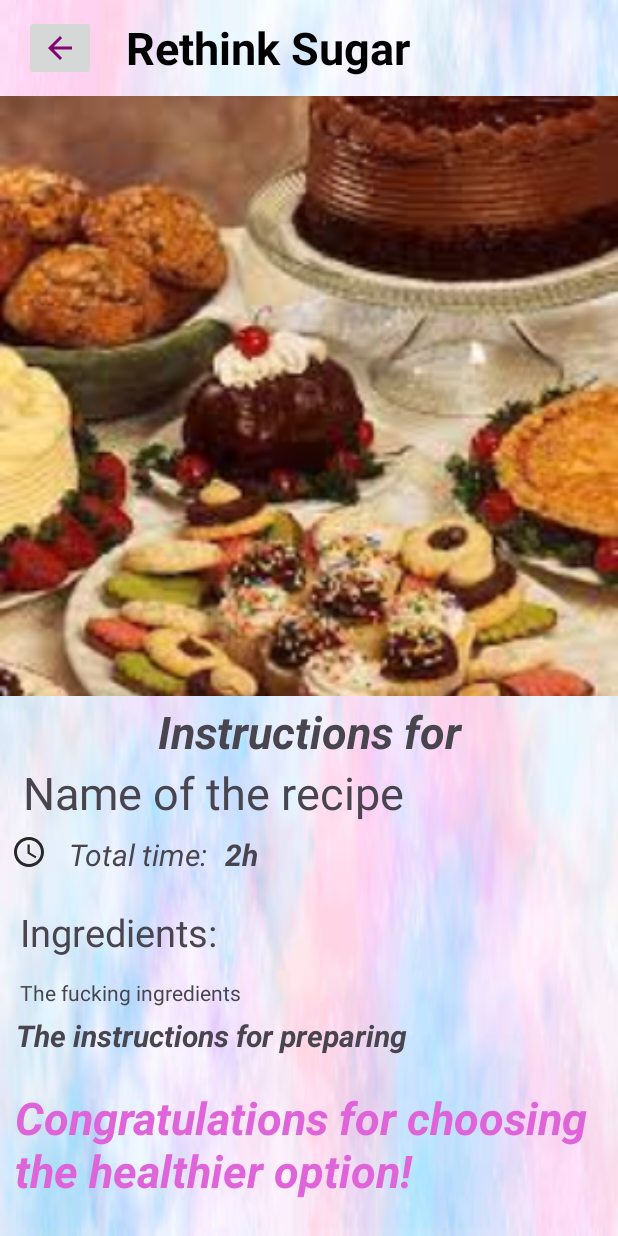
After one commit to ancuta-ciceu/RethinkSugar, an Android app: the AlternativeActivity screen opened directly, with no data from a screen before it, on a phone screen of 412 x 824 dp. The commit adds this screen. Run offline under Robolectric (Android 15) with nearby library versions, the phone set to English and light mode, and no system bars; our stand-ins replace Firebase (no records; nobody signed in at launch, a user with empty details on screens opened directly).

Commit message:
added alternative choice

```diff
--- a/app/src/main/AndroidManifest.xml
+++ b/app/src/main/AndroidManifest.xml
@@ -1,7 +1,9 @@
 <?xml version="1.0" encoding="utf-8"?>
 <manifest xmlns:android="http://schemas.android.com/apk/res/android"
     xmlns:tools="http://schemas.android.com/tools">
+
     <uses-permission android:name="android.permission.INTERNET" />
+
     <application
         android:allowBackup="true"
         android:dataExtractionRules="@xml/data_extraction_rules"
@@ -12,6 +14,9 @@
         android:supportsRtl="true"
         android:theme="@style/Theme.RethinkSugar"
         tools:targetApi="31">
+        <activity
+            android:name=".AlternativeActivity"
+            android:exported="false" />
         <activity
             android:name=".RecipeActivity"
             android:exported="false" />
--- /dev/null
+++ b/app/src/main/java/com/example/rethinksugar/AlternativeActivity.kt
@@ -0,0 +1,69 @@
+package com.example.rethinksugar
+
+import android.content.Intent
+import android.os.Bundle
+import android.util.Log
+import android.widget.Toast
+import androidx.appcompat.app.AppCompatActivity
+import com.bumptech.glide.Glide
+import com.example.rethinksugar.databinding.ActivityAlternativeBinding
+import com.example.rethinksugar.firebase.Recipes
+import com.google.firebase.database.DataSnapshot
+import com.google.firebase.database.DatabaseError
+import com.google.firebase.database.DatabaseReference
+import com.google.firebase.database.FirebaseDatabase
+import com.google.firebase.database.ValueEventListener
+import kotlin.random.Random
+
+class AlternativeActivity : AppCompatActivity() {
+    private lateinit var binding: ActivityAlternativeBinding
+    private lateinit var database : DatabaseReference
+    override fun onCreate(savedInstanceState: Bundle?) {
+        super.onCreate(savedInstanceState)
+        binding = ActivityAlternativeBinding.inflate(layoutInflater)
+        setContentView(binding.root)
+
+        binding.ToolbarBackBtn.setOnClickListener {
+            val intent = Intent(this, HomeActivity::class.java)
+            startActivity(intent)
+        }
+
+        database = FirebaseDatabase.getInstance().getReference("RecipesCategories").child("Healthy_Desserts").child("recipes")
+
+        database.addListenerForSingleValueEvent(object :ValueEventListener{
+            override fun onDataChange(snapshot: DataSnapshot) {
+                val recipes = snapshot.children.mapNotNull{it.getValue(Recipes::class.java)}
+                if (recipes.isNotEmpty()) {
+                    val randomIndex = Random.nextInt(recipes.size)
+                    val randomRecipe = recipes[randomIndex]
+
+                    Glide.with(this@AlternativeActivity).load(randomRecipe.imageUrl)
+                        .into(binding.imageView)
+
+                    binding.recipeName.text = randomRecipe.name
+                    binding.preparationTime.text = randomRecipe.time
+                    binding.ingredients.text = randomRecipe.ingredients
+                    binding.steps.text = randomRecipe.recipe
+                }else {
+                    // Handle the case where there are no recipes in the category
+                    Toast.makeText(this@AlternativeActivity, "No recipes found in the category", Toast.LENGTH_SHORT).show()
+                }
+//                val imageUrl = recipeData?.child("imageUrl")?.getValue(String::class.java)
+//
+//                Glide.with(this@AlternativeActivity).load(imageUrl).into(binding.imageView)
+//
+//                binding.recipeName.text = recipeData?.child("name")?.getValue(String::class.java)
+//                binding.preparationTime.text = recipeData?.child("time")?.getValue(String::class.java)
+//                binding.ingredients.text = recipeData?.child("ingredients")?.getValue(String::class.java)
+//                binding.steps.text = recipeData?.child("recipe")?.getValue(String::class.java)
+            }
+
+
+            override fun onCancelled(error: DatabaseError) {
+                Log.e("RecipeActivity", "Error fetching category data from Firebase: $error")
+                Toast.makeText(this@AlternativeActivity, "Error loading data", Toast.LENGTH_SHORT).show()
+            }
+
+        })
+    }
+}
--- /dev/null
+++ b/app/src/main/res/layout/activity_alternative.xml
@@ -0,0 +1,155 @@
+<?xml version="1.0" encoding="utf-8"?>
+<androidx.constraintlayout.widget.ConstraintLayout xmlns:android="http://schemas.android.com/apk/res/android"
+    xmlns:app="http://schemas.android.com/apk/res-auto"
+    xmlns:tools="http://schemas.android.com/tools"
+    android:layout_width="match_parent"
+    android:layout_height="match_parent"
+    android:background="@drawable/cotton"
+    tools:context=".AlternativeActivity">
+
+    <ScrollView
+        android:layout_width="match_parent"
+        android:layout_height="wrap_content"
+        tools:ignore="MissingConstraints">
+
+        <LinearLayout
+            android:layout_width="match_parent"
+            android:layout_height="wrap_content"
+            android:orientation="vertical">
+
+            <androidx.appcompat.widget.Toolbar
+                android:id="@+id/toolbar"
+                android:layout_width="wrap_content"
+                android:layout_height="?attr/actionBarSize"
+                app:layout_collapseMode="pin"
+                app:layout_scrollFlags="scroll|enterAlways">
+
+                <ImageButton
+                    android:id="@+id/ToolbarBackBtn"
+                    android:layout_width="wrap_content"
+                    android:layout_height="wrap_content"
+                    android:padding="12dp"
+                    android:layout_margin="10dp"
+                    android:layout_gravity="start"
+                    android:src="@drawable/back_arrow"
+                    android:contentDescription="Back Button" />
+
+                <TextView
+                    android:id="@+id/title"
+                    android:layout_width="match_parent"
+                    android:layout_height="wrap_content"
+                    android:text="Rethink Sugar"
+                    android:textSize="30sp"
+                    android:textColor="@color/black"
+                    android:textStyle="bold"
+                    android:padding="10dp"
+                    tools:ignore="MissingConstraints" />
+
+            </androidx.appcompat.widget.Toolbar>
+
+            <ImageView
+                android:id="@+id/imageView"
+                android:layout_width="match_parent"
+                android:src="@drawable/cake"
+                android:layout_height="400dp"
+                android:scaleType="centerCrop"/>
+
+            <TextView
+                android:layout_width="match_parent"
+                android:layout_height="wrap_content"
+                android:text="Instructions for"
+                android:textAlignment="center"
+                android:textSize="30sp"
+                android:paddingTop="3dp"
+                android:textStyle="bold|italic" />
+
+            <TextView
+                android:id="@+id/recipe_name"
+                android:layout_width="wrap_content"
+                android:layout_height="wrap_content"
+                android:paddingStart="15dp"
+                android:text="Name of the recipe"
+                android:textAlignment="center"
+                android:textSize="30sp" />
+
+            <LinearLayout
+                android:layout_width="match_parent"
+                android:layout_height="wrap_content"
+                android:orientation="horizontal">
+
+                <ImageView
+                    android:layout_width="wrap_content"
+                    android:layout_height="wrap_content"
+                    android:padding="7dp"
+                    android:scaleType="fitStart"
+                    android:src="@drawable/time" />
+
+                <TextView
+                    android:layout_width="wrap_content"
+                    android:layout_height="wrap_content"
+                    android:text="Total time: "
+                    android:padding="7dp"
+                    android:textSize="20sp"
+                    android:textStyle="italic" />
+
+                <TextView
+                    android:id="@+id/preparation_time"
+                    android:layout_width="wrap_content"
+                    android:layout_height="wrap_content"
+                    android:text="2h"
+                    android:textSize="20sp"
+                    android:textStyle="bold|italic" />
+            </LinearLayout>
+
+            <LinearLayout
+                android:layout_width="wrap_content"
+                android:layout_height="wrap_content"
+                android:orientation="vertical"
+                android:padding="5dp">
+
+                <TextView
+                    android:layout_width="wrap_content"
+                    android:layout_height="wrap_content"
+                    android:textSize="25dp"
+                    android:text="Ingredients: "
+                    android:padding="8dp" />
+
+                <TextView
+                    android:id="@+id/ingredients"
+                    android:layout_width="match_parent"
+                    android:layout_height="match_parent"
+                    android:layout_marginStart="8dp"
+                    android:layout_marginEnd="8dp"
+                    android:paddingTop="5dp"
+                    android:clipToPadding="false"
+                    android:text="The fucking ingredients"
+                    app:layout_constraintBottom_toBottomOf="parent"
+                    app:layout_constraintEnd_toEndOf="parent"
+                    app:layout_constraintStart_toStartOf="parent"
+                    app:layout_constraintTop_toTopOf="parent"/>
+
+
+                <TextView
+                    android:id="@+id/steps"
+                    android:layout_width="wrap_content"
+                    android:layout_height="wrap_content"
+                    android:text="The instructions for preparing"
+                    android:textSize="20sp"
+                    android:textStyle="bold|italic"
+                    android:padding="5dp"
+                    android:textAlignment="center" />
+            </LinearLayout>
+            <TextView
+                android:id="@+id/thanks"
+                android:layout_width="match_parent"
+                android:layout_height="wrap_content"
+                android:text="Congratulations for choosing the healthier option!"
+                android:textSize="30sp"
+                android:textColor="@color/darkpink"
+                android:textStyle="bold|italic"
+                android:padding="10dp"
+                tools:ignore="MissingConstraints" />
+        </LinearLayout>
+    </ScrollView>
+
+</androidx.constraintlayout.widget.ConstraintLayout>
```
Also changed, not shown: app/src/main/java/com/example/rethinksugar/HomeActivity.kt (+24 -18 lines), app/src/main/java/com/example/rethinksugar/RecipeActivity.kt (+21 -8 lines), app/src/main/java/com/example/rethinksugar/adapter/MainCategoryAdapter.kt (+5 -2 lines), app/src/main/res/layout/item_ingredient.xml (deleted, +0 -18 lines), app/src/main/res/drawable/healthycake.jpg (added).
